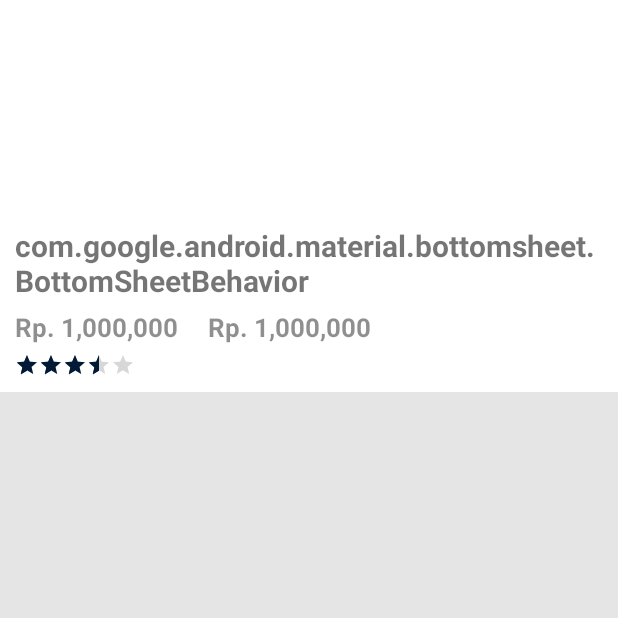
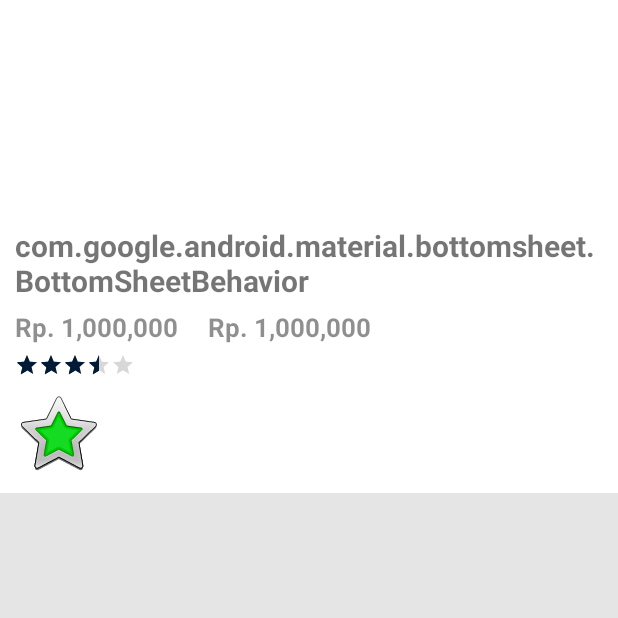
Before and after one commit to iqbalslfy/senyummediaa, an Android app: the Pemesanan screen opened directly, with no data from a screen before it, on a phone screen of 412 x 824 dp, the top half of it. Run offline under Robolectric (Android 15) with nearby library versions, the phone set to English and light mode, and no system bars.

Commit message:
update pemesanan

```diff
--- a/app/src/main/res/layout/activity_pemesanan.xml
+++ b/app/src/main/res/layout/activity_pemesanan.xml
@@ -85,6 +85,7 @@
             android:textStyle="bold" />
 
         <android.support.v7.widget.AppCompatRatingBar
+            android:id="@+id/RatingStar"
             android:layout_width="wrap_content"
             android:layout_height="wrap_content"
             android:layout_below="@+id/txtHargaPemesanan"
@@ -96,6 +97,18 @@
             android:stepSize="0.5"
             android:isIndicator="true"
             style="?android:attr/ratingBarStyleSmall"/>
+
+        <RatingBar
+            android:layout_below="@+id/RatingStar"
+            android:layout_width="wrap_content"
+            android:layout_height="wrap_content"
+            android:numStars="1"
+            style="@style/RatingLove"
+            android:layout_marginBottom="10dp"
+            android:layout_marginLeft="10dp"
+            android:layout_marginRight="10dp"
+            android:isIndicator="true"
+            android:rating="1"/>
     </RelativeLayout>
 
     <RelativeLayout
--- a/app/src/main/res/values/styles.xml
+++ b/app/src/main/res/values/styles.xml
@@ -12,4 +12,8 @@
 
     <style name="AppTheme.PopupOverlay" parent="ThemeOverlay.AppCompat.Light" />
 
+    <style name="RatingLove" parent="@android:style/Widget.RatingBar">
+        <item name="android:indeterminateDrawable">@drawable/ic_love</item>
+
+    </style>
 </resources>
```
Also changed, not shown: app/src/main/res/drawable/custom_rating.xml (added, +9 -0 lines), app/src/main/res/drawable-hdpi/ic_love.png (added), app/src/main/res/drawable-hdpi/ic_love_border.png (added), app/src/main/res/drawable-mdpi/ic_love.png (added), app/src/main/res/drawable-mdpi/ic_love_border.png (added), app/src/main/res/drawable-xhdpi/ic_love.png (added), app/src/main/res/drawable-xhdpi/ic_love_border.png (added), app/src/main/res/drawable-xxhdpi/ic_love.png (added), app/src/main/res/drawable-xxhdpi/ic_love_border.png (added).
